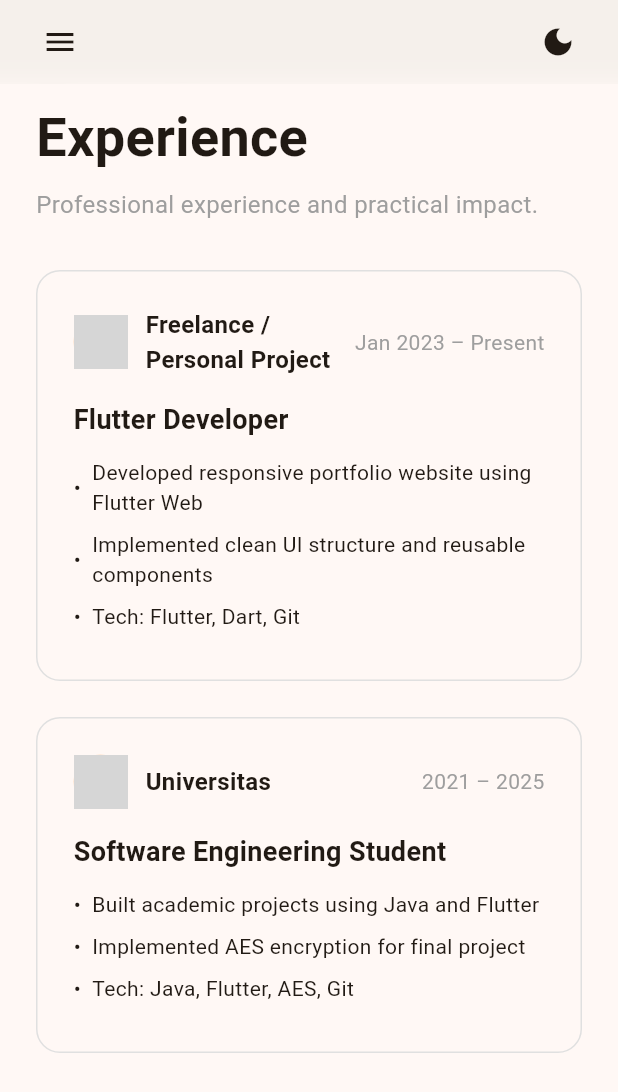
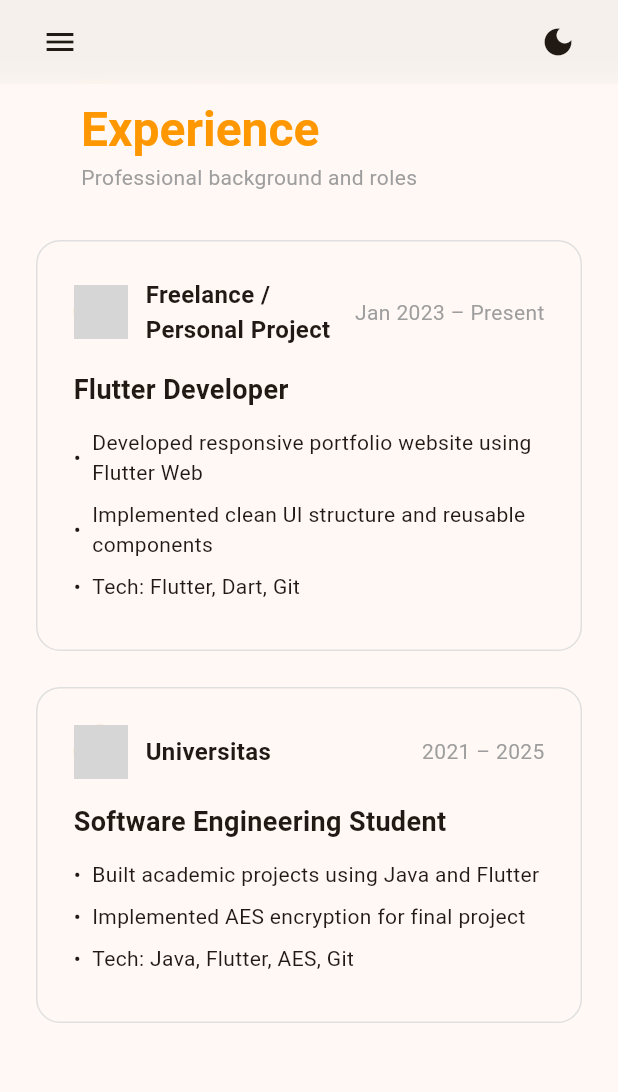
Before and after one commit to isrohadi18/p-isrohadi18, a Flutter app: the screen it shows after launch, swiped to page 3, on a phone screen of 412 x 824 dp. Shown: the top 1092 px of the screen. Run offline on Flutter 3.47's test engine with Material 3 defaults, Android fonts, the phone set to English and light mode, and no system bars; drawn by our look-alikes of flutter_animate; our stand-ins replace animated_text_kit; network calls fail; grey boxes are pictures that could not be loaded.

Commit message:
modif exp/pro/con

```diff
--- a/lib/pages/contact_page.dart
+++ b/lib/pages/contact_page.dart
@@ -34,17 +34,8 @@ class _ContactPageState extends State<ContactPage> {
       child: Column(
         crossAxisAlignment: CrossAxisAlignment.start,
         children: [
-          Padding(
-            padding: const EdgeInsets.only(left: 12), // margin bawah
-            child: Text(
-              'Contact Me',
-              style: Theme.of(context).textTheme.headlineLarge?.copyWith(
-                color: Theme.of(context).colorScheme.primary,
-                fontWeight: FontWeight.bold,
-              ),
-            ).animate().fadeIn(duration: 600.ms).slideX(begin: -0.2),
-          ),
-          const SizedBox(height: 24),
+          const SectionTitle(title: 'Contact Me'),
+          const SizedBox(height: 15),
           Expanded(
             child: SingleChildScrollView(
               physics: const ClampingScrollPhysics(),
@@ -589,3 +580,28 @@ class AvailabilityStatus extends StatelessWidget {
     );
   }
 }
+
+class SectionTitle extends StatelessWidget {
+  final String title;
+
+  const SectionTitle({super.key, required this.title});
+
+  @override
+  Widget build(BuildContext context) {
+    return Column(
+      crossAxisAlignment: CrossAxisAlignment.start,
+      children: [
+        Padding(
+          padding: const EdgeInsets.only(left: 5), //
+          child: Text(
+            title,
+            style: Theme.of(context).textTheme.headlineLarge?.copyWith(
+              color: Theme.of(context).colorScheme.primary,
+              fontWeight: FontWeight.bold,
+            ),
+          ).animate().fadeIn(duration: 600.ms).slideX(begin: -0.2),
+        ),
+      ],
+    );
+  }
+}
--- a/lib/pages/experience_page.dart
+++ b/lib/pages/experience_page.dart
@@ -1,4 +1,5 @@
 import 'package:flutter/material.dart';
+import 'package:flutter_animate/flutter_animate.dart';
 
 class ExperiencePage extends StatelessWidget {
   const ExperiencePage({super.key});
@@ -15,7 +16,7 @@ class ExperiencePage extends StatelessWidget {
         children: [
           const SectionTitle(
             title: 'Experience',
-            subtitle: 'Professional experience and practical impact.',
+            subtitle: 'Professional background and roles',
           ),
           const SizedBox(height: 32),
           ...List.generate(
@@ -34,90 +35,40 @@ class ExperiencePage extends StatelessWidget {
   }
 }
 
-class SectionTitle extends StatefulWidget {
+class SectionTitle extends StatelessWidget {
   final String title;
   final String subtitle;
 
   const SectionTitle({super.key, required this.title, required this.subtitle});
 
   @override
-  State<SectionTitle> createState() => _SectionTitleState();
-}
-
-class _SectionTitleState extends State<SectionTitle>
-    with SingleTickerProviderStateMixin {
-  late AnimationController _controller;
-  late Animation<double> _opacity;
-  late Animation<Offset> _slide;
-
-  @override
-  void initState() {
-    super.initState();
-
-    _controller = AnimationController(
-      vsync: this,
-      duration: const Duration(milliseconds: 600),
-    );
-
-    _opacity = Tween<double>(
-      begin: 0,
-      end: 1,
-    ).animate(CurvedAnimation(parent: _controller, curve: Curves.easeOut));
-
-    _slide = Tween<Offset>(
-      begin: const Offset(0, 0.2),
-      end: Offset.zero,
-    ).animate(CurvedAnimation(parent: _controller, curve: Curves.easeOut));
-
-    _controller.forward();
-  }
-
-  @override
-  void dispose() {
-    _controller.dispose();
-    super.dispose();
-  }
-
-  @override
   Widget build(BuildContext context) {
-    return FadeTransition(
-      opacity: _opacity,
-      child: SlideTransition(
-        position: _slide,
-        child: Column(
-          crossAxisAlignment: CrossAxisAlignment.start,
-          children: [
-            Text(
-              widget.title,
-              style: const TextStyle(fontSize: 36, fontWeight: FontWeight.bold),
+    return Column(
+      crossAxisAlignment: CrossAxisAlignment.start,
+      children: [
+        Padding(
+          padding: const EdgeInsets.only(left: 30), //
+          child: Text(
+            title,
+            style: Theme.of(context).textTheme.headlineLarge?.copyWith(
+              color: Theme.of(context).colorScheme.primary,
+              fontWeight: FontWeight.bold,
             ),
-            const SizedBox(height: 8),
-            Text(
-              widget.subtitle,
-              style: const TextStyle(fontSize: 16, color: Colors.grey),
-            ),
-          ],
+          ).animate().fadeIn(duration: 600.ms).slideX(begin: -0.2),
         ),
-      ),
+        const SizedBox(height: 2),
+        Padding(
+          padding: const EdgeInsets.only(left: 30), //
+          child: Text(
+            subtitle,
+            style: Theme.of(
+              context,
+            ).textTheme.bodyMedium?.copyWith(color: Colors.grey),
+          ).animate().fadeIn(duration: 600.ms).slideX(begin: -0.15),
+        ),
+      ],
     );
   }
-}
-
-Widget _buildTitle() {
-  return Column(
-    crossAxisAlignment: CrossAxisAlignment.start,
-    children: const [
-      Text(
-        'Experience',
-        style: TextStyle(fontSize: 36, fontWeight: FontWeight.bold),
-      ),
-      SizedBox(height: 8),
-      Text(
-        'Professional experience and practical impact.',
-        style: TextStyle(fontSize: 16, color: Colors.grey),
-      ),
-    ],
-  );
 }
 
 class Experience {
--- a/lib/pages/projects_page.dart
+++ b/lib/pages/projects_page.dart
@@ -1,5 +1,3 @@
-// ignore_for_file: deprecated_member_use
-
 import 'package:flutter/material.dart';
 import 'package:url_launcher/url_launcher.dart';
 import 'package:flutter_animate/flutter_animate.dart';
@@ -60,15 +58,9 @@ class ProjectsPage extends StatelessWidget {
       child: Column(
         crossAxisAlignment: CrossAxisAlignment.start,
         children: [
-          Padding(
-            padding: const EdgeInsets.only(left: 12), // margin bawah
-            child: Text(
-              'My Projects',
-              style: Theme.of(context).textTheme.headlineLarge?.copyWith(
-                color: Theme.of(context).colorScheme.primary,
-                fontWeight: FontWeight.bold,
-              ),
-            ).animate().fadeIn(duration: 600.ms).slideX(begin: -0.2),
+          const SectionTitle(
+            title: 'My Project',
+            subtitle: 'Selected works and implementations',
           ),
           SizedBox(height: width < 600 ? 20 : 30),
 
@@ -93,6 +85,42 @@ class ProjectsPage extends StatelessWidget {
           ),
         ],
       ),
+    );
+  }
+}
+
+class SectionTitle extends StatelessWidget {
+  final String title;
+  final String subtitle;
+
+  const SectionTitle({super.key, required this.title, required this.subtitle});
+
+  @override
+  Widget build(BuildContext context) {
+    return Column(
+      crossAxisAlignment: CrossAxisAlignment.start,
+      children: [
+        Padding(
+          padding: const EdgeInsets.only(left: 10), //
+          child: Text(
+            title,
+            style: Theme.of(context).textTheme.headlineLarge?.copyWith(
+              color: Theme.of(context).colorScheme.primary,
+              fontWeight: FontWeight.bold,
+            ),
+          ).animate().fadeIn(duration: 600.ms).slideX(begin: -0.2),
+        ),
+        const SizedBox(height: 2),
+        Padding(
+          padding: const EdgeInsets.only(left: 10), //
+          child: Text(
+            subtitle,
+            style: Theme.of(
+              context,
+            ).textTheme.bodyMedium?.copyWith(color: Colors.grey),
+          ).animate().fadeIn(duration: 600.ms).slideX(begin: -0.15),
+        ),
+      ],
     );
   }
 }
```
